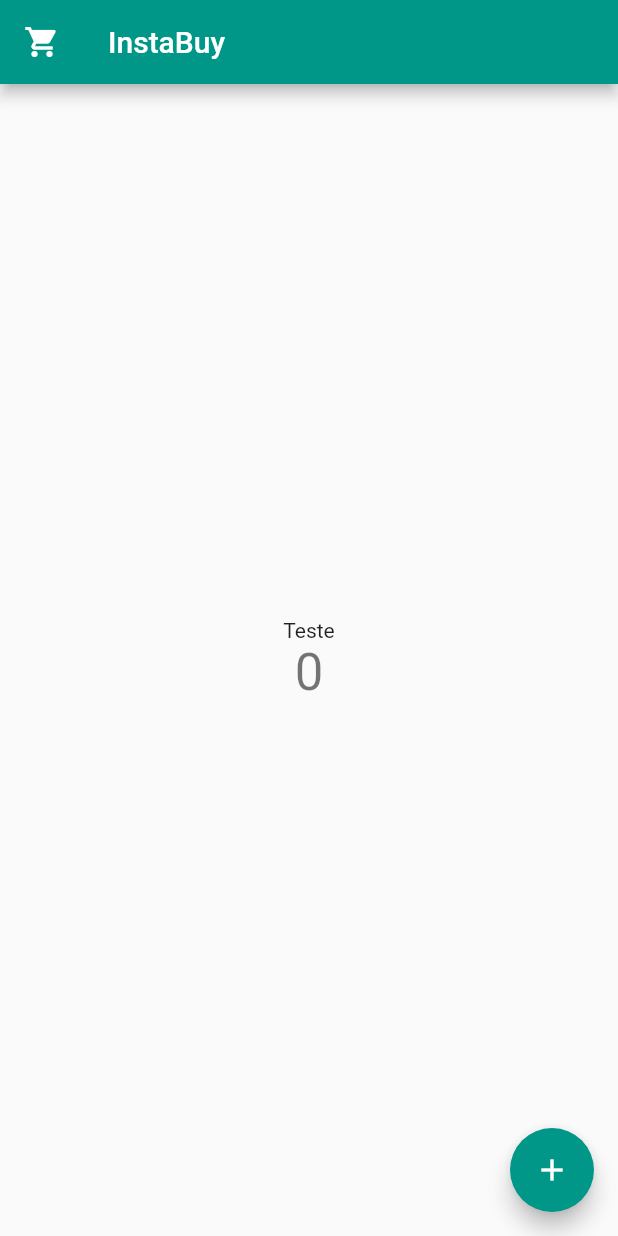
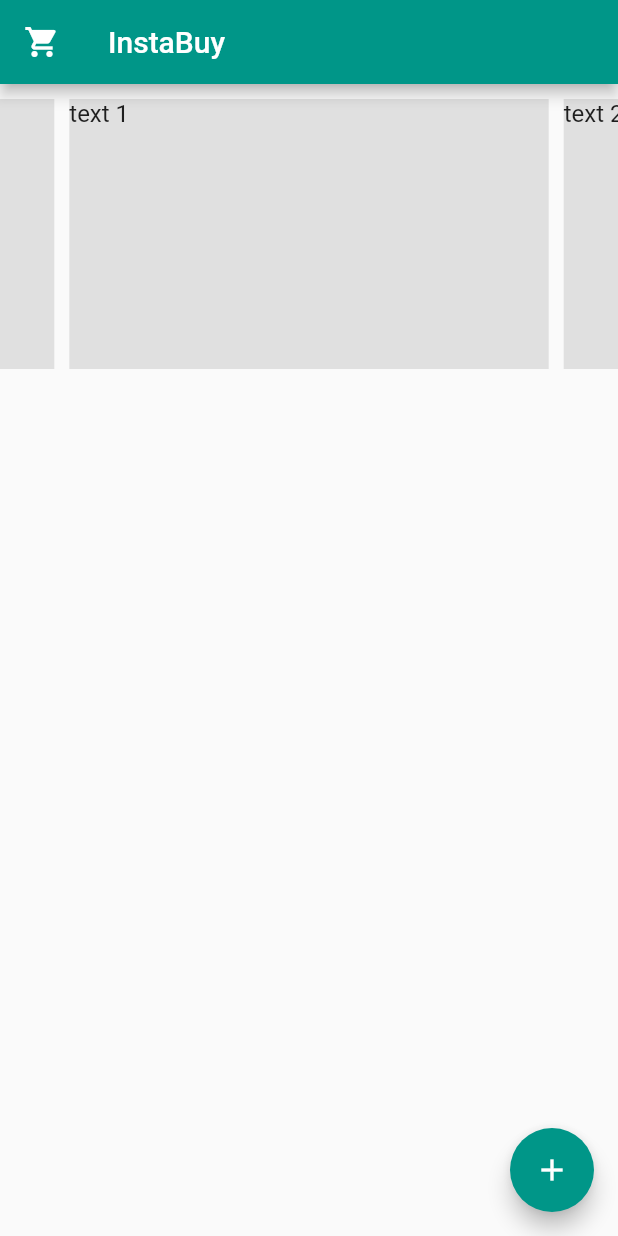
Before and after one commit to joberthrogers18/challenge-instabuy, a Flutter app: the screen it shows after launch, on a phone screen of 412 x 824 dp. Run offline on Flutter 3.47's test engine with Material 2 defaults, Android fonts, the phone set to English and light mode, and no system bars; drawn by our look-alikes of carousel_slider.

Commit message:
feat: add carousel sketch to render images banner

```diff
--- a/lib/main.dart
+++ b/lib/main.dart
@@ -1,4 +1,5 @@
 import 'package:flutter/material.dart';
+import 'package:carousel_slider/carousel_slider.dart';
 
 void main() {
   runApp(MyApp());
@@ -39,6 +40,8 @@ class MyHomePage extends StatefulWidget {
 
 class _MyHomePageState extends State<MyHomePage> {
   int _counter = 0;
+
+  get buttonCarouselController => null;
 
   void _incrementCounter() {
     setState(() {
@@ -84,14 +87,32 @@ class _MyHomePageState extends State<MyHomePage> {
           // center the children vertically; the main axis here is the vertical
           // axis because Columns are vertical (the cross axis would be
           // horizontal).
-          mainAxisAlignment: MainAxisAlignment.center,
+          // mainAxisAlignment: MainAxisAlignment.center,
           children: <Widget>[
-            Text(
-              'Teste',
-            ),
-            Text(
-              '$_counter',
-              style: Theme.of(context).textTheme.headline4,
+            // Text(
+            //   'Teste',
+            // ),
+            // Text(
+            //   '$_counter',
+            //   style: Theme.of(context).textTheme.headline4,
+            // ),
+            CarouselSlider(
+              options: CarouselOptions(height: 200.0),
+              items: [1, 2, 3, 4, 5].map((i) {
+                return Builder(
+                  builder: (BuildContext context) {
+                    return Container(
+                        width: MediaQuery.of(context).size.width,
+                        margin:
+                            EdgeInsets.symmetric(horizontal: 5.0, vertical: 10),
+                        decoration: BoxDecoration(color: Colors.grey[300]),
+                        child: Text(
+                          'text $i',
+                          style: TextStyle(fontSize: 16.0),
+                        ));
+                  },
+                );
+              }).toList(),
             ),
           ],
         ),
--- a/pubspec.yaml
+++ b/pubspec.yaml
@@ -23,6 +23,7 @@ environment:
 dependencies:
   flutter:
     sdk: flutter
+  carousel_slider: ^2.3.1
 
 
   # The following adds the Cupertino Icons font to your application.
```
Also changed, not shown: pubspec.lock.
